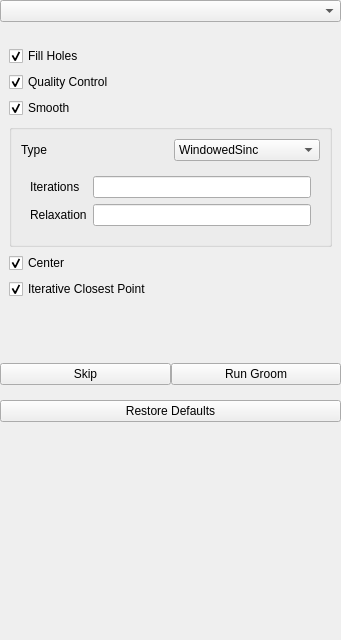
Before: the Qt Designer form Studio/src/Groom/GroomTool.ui in SCIInstitute/ShapeWorks, drawn with Qt 5.
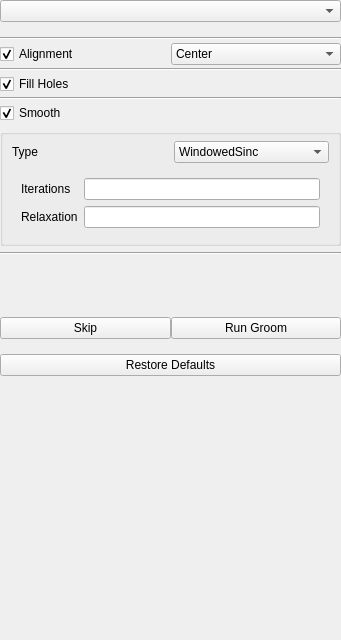
After: the same form once the commit is applied. The open tabs and pages were chosen to show the change.

Commit message: Working on mesh grooming, alignment params, backward compatibility

Patch:
```diff
--- a/Studio/src/Groom/GroomTool.ui
+++ b/Studio/src/Groom/GroomTool.ui
@@ -466,7 +466,43 @@
      </widget>
      <widget class="QWidget" name="mesh_page">
       <layout class="QGridLayout" name="gridLayout_2">
-       <item row="2" column="0">
+       <property name="leftMargin">
+        <number>0</number>
+       </property>
+       <property name="topMargin">
+        <number>0</number>
+       </property>
+       <property name="rightMargin">
+        <number>0</number>
+       </property>
+       <property name="bottomMargin">
+        <number>0</number>
+       </property>
+       <property name="horizontalSpacing">
+        <number>0</number>
+       </property>
+       <property name="verticalSpacing">
+        <number>3</number>
+       </property>
+       <item row="5" column="0">
+        <widget class="QWidget" name="smooth_mesh_widget" native="true">
+         <layout class="QGridLayout" name="gridLayout_10">
+          <property name="leftMargin">
+           <number>0</number>
+          </property>
+          <property name="topMargin">
+           <number>0</number>
+          </property>
+          <property name="rightMargin">
+           <number>0</number>
+          </property>
+          <property name="bottomMargin">
+           <number>3</number>
+          </property>
+          <property name="spacing">
+           <number>6</number>
+          </property>
+          <item row="0" column="0">
         <widget class="QCheckBox" name="mesh_smooth">
          <property name="text">
           <string>Smooth</string>
@@ -476,60 +512,7 @@
          </property>
         </widget>
        </item>
-       <item row="6" column="0">
-        <spacer name="verticalSpacer_2">
-         <property name="orientation">
-          <enum>Qt::Vertical</enum>
-         </property>
-         <property name="sizeHint" stdset="0">
-          <size>
-           <width>20</width>
-           <height>40</height>
-          </size>
-         </property>
-        </spacer>
-       </item>
-       <item row="5" column="0">
-        <widget class="QCheckBox" name="mesh_icp">
-         <property name="text">
-          <string>Iterative Closest Point</string>
-         </property>
-         <property name="checked">
-          <bool>true</bool>
-         </property>
-        </widget>
-       </item>
-       <item row="4" column="0">
-        <widget class="QCheckBox" name="mesh_center">
-         <property name="text">
-          <string>Center</string>
-         </property>
-         <property name="checked">
-          <bool>true</bool>
-         </property>
-        </widget>
-       </item>
-       <item row="0" column="0">
-        <widget class="QCheckBox" name="mesh_fill_holes">
-         <property name="text">
-          <string>Fill Holes</string>
-         </property>
-         <property name="checked">
-          <bool>true</bool>
-         </property>
-        </widget>
-       </item>
        <item row="1" column="0">
-        <widget class="QCheckBox" name="mesh_qc">
-         <property name="text">
-          <string>Quality Control</string>
-         </property>
-         <property name="checked">
-          <bool>true</bool>
-         </property>
-        </widget>
-       </item>
-       <item row="3" column="0">
         <widget class="QGroupBox" name="mesh_smooth_box">
          <property name="font">
           <font>
@@ -544,6 +527,12 @@
           <bool>false</bool>
          </property>
          <layout class="QGridLayout" name="gridLayout_3">
+             <property name="topMargin">
+              <number>6</number>
+             </property>
+             <property name="bottomMargin">
+              <number>6</number>
+             </property>
           <item row="0" column="1">
            <widget class="QComboBox" name="mesh_smooth_method">
             <item>
@@ -647,6 +636,132 @@
        </item>
       </layout>
      </widget>
+       </item>
+       <item row="0" column="0">
+        <widget class="Line" name="line_9">
+         <property name="orientation">
+          <enum>Qt::Horizontal</enum>
+         </property>
+        </widget>
+       </item>
+       <item row="3" column="0">
+        <widget class="QWidget" name="fill_holes_mesh_widget" native="true">
+         <layout class="QGridLayout" name="gridLayout_6">
+          <property name="leftMargin">
+           <number>0</number>
+          </property>
+          <property name="topMargin">
+           <number>0</number>
+          </property>
+          <property name="rightMargin">
+           <number>0</number>
+          </property>
+          <property name="bottomMargin">
+           <number>0</number>
+          </property>
+          <property name="spacing">
+           <number>0</number>
+          </property>
+          <item row="1" column="0">
+           <widget class="QCheckBox" name="mesh_fill_holes">
+            <property name="text">
+             <string>Fill Holes</string>
+            </property>
+            <property name="checked">
+             <bool>true</bool>
+            </property>
+           </widget>
+          </item>
+         </layout>
+        </widget>
+       </item>
+       <item row="4" column="0">
+        <widget class="Line" name="line_10">
+         <property name="orientation">
+          <enum>Qt::Horizontal</enum>
+         </property>
+        </widget>
+       </item>
+       <item row="8" column="0">
+        <spacer name="verticalSpacer_2">
+         <property name="orientation">
+          <enum>Qt::Vertical</enum>
+         </property>
+         <property name="sizeHint" stdset="0">
+          <size>
+           <width>20</width>
+           <height>40</height>
+          </size>
+         </property>
+        </spacer>
+       </item>
+       <item row="1" column="0">
+        <widget class="QWidget" name="alignment_mesh_widget" native="true">
+         <property name="minimumSize">
+          <size>
+           <width>0</width>
+           <height>15</height>
+          </size>
+         </property>
+         <layout class="QGridLayout" name="gridLayout_15">
+          <property name="leftMargin">
+           <number>0</number>
+          </property>
+          <property name="topMargin">
+           <number>0</number>
+          </property>
+          <property name="rightMargin">
+           <number>0</number>
+          </property>
+          <property name="bottomMargin">
+           <number>0</number>
+          </property>
+          <property name="spacing">
+           <number>0</number>
+          </property>
+          <item row="0" column="0">
+           <widget class="QCheckBox" name="alignment_mesh_checkbox">
+            <property name="text">
+             <string>Alignment</string>
+            </property>
+            <property name="checked">
+             <bool>true</bool>
+            </property>
+           </widget>
+          </item>
+          <item row="0" column="1">
+           <widget class="QComboBox" name="alignment_mesh_box">
+            <item>
+             <property name="text">
+              <string>Center</string>
+             </property>
+            </item>
+            <item>
+             <property name="text">
+              <string>Iterative Closest Point</string>
+             </property>
+            </item>
+           </widget>
+          </item>
+         </layout>
+        </widget>
+       </item>
+       <item row="6" column="0">
+        <widget class="Line" name="line_11">
+         <property name="orientation">
+          <enum>Qt::Horizontal</enum>
+         </property>
+        </widget>
+       </item>
+       <item row="2" column="0">
+        <widget class="Line" name="line_12">
+         <property name="orientation">
+          <enum>Qt::Horizontal</enum>
+         </property>
+        </widget>
+       </item>
+      </layout>
+     </widget>
     </widget>
    </item>
    <item>
```
Left out of the diff: 7 changed lines with no effect on the pictures. Lines whose indentation alone changed are shown as unchanged. The commit also changes 6 other files.
